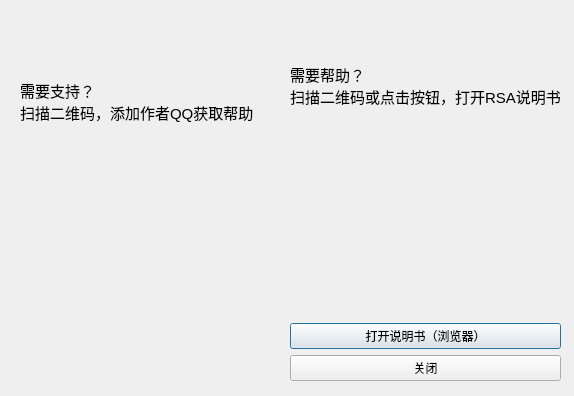
Before: the Qt Designer form utils/helpdialog/helpdialog.ui in mrvx666/Rock-spectrum-assistant, drawn with Qt 5.
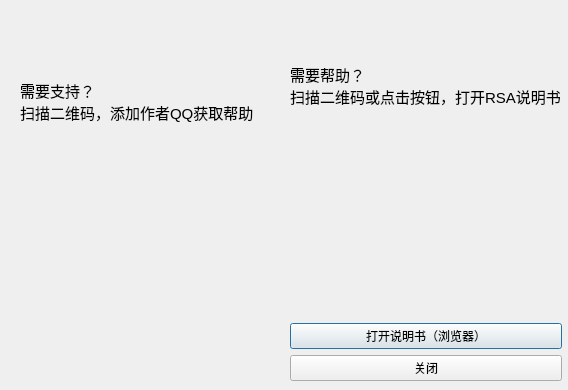
After: the same form once the commit is applied. Icons and pictures are not drawn.

What changed in the file:
```diff
--- a/utils/helpdialog/helpdialog.ui
+++ b/utils/helpdialog/helpdialog.ui
@@ -6,20 +6,20 @@
    <rect>
     <x>0</x>
     <y>0</y>
-    <width>574</width>
-    <height>396</height>
+    <width>568</width>
+    <height>390</height>
    </rect>
   </property>
   <property name="minimumSize">
    <size>
-    <width>574</width>
-    <height>396</height>
+    <width>568</width>
+    <height>390</height>
    </size>
   </property>
   <property name="maximumSize">
    <size>
-    <width>574</width>
-    <height>396</height>
+    <width>568</width>
+    <height>390</height>
    </size>
   </property>
   <property name="windowTitle">
@@ -30,7 +30,7 @@
     <rect>
      <x>290</x>
      <y>10</y>
-     <width>271</width>
+     <width>272</width>
      <height>371</height>
     </rect>
    </property>
```
Left out of the diff: 2 changed lines with no effect on the pictures.
